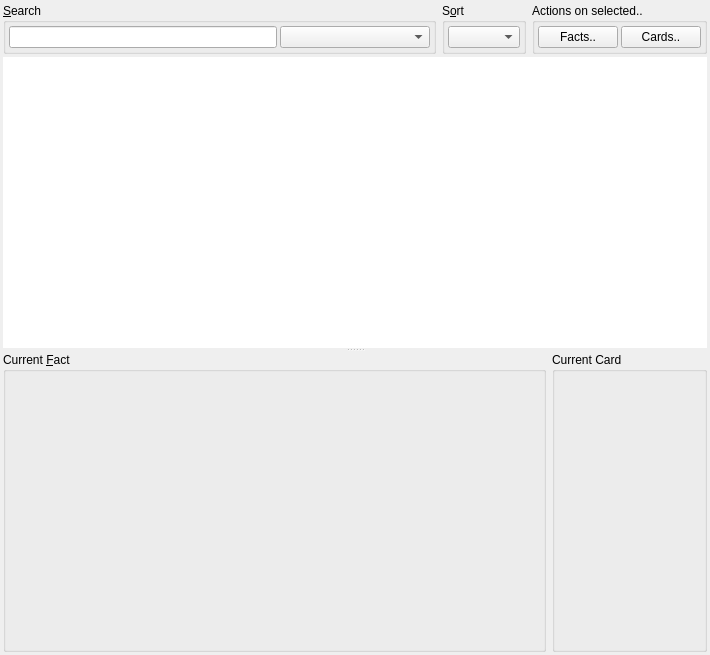
The window that designer/cardlist.ui (ludiosarchive/anki) describes before a commit, drawn with Qt 5.
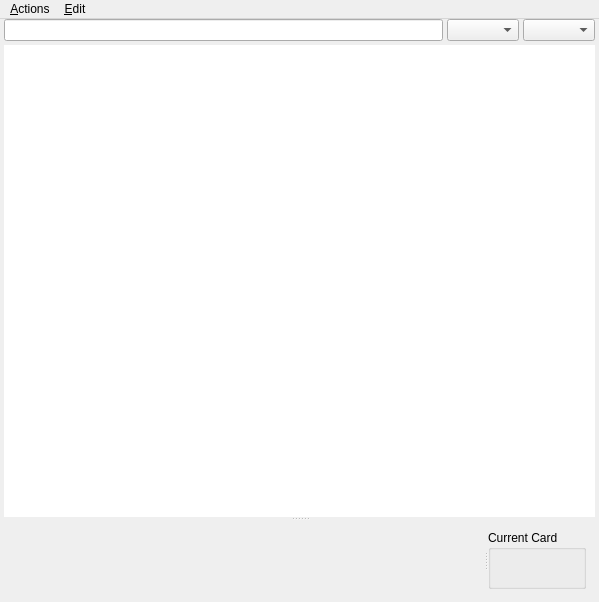
The same window after the commit. Icons and pictures are not drawn.

Patch:
```diff
--- a/designer/cardlist.ui
+++ b/designer/cardlist.ui
@@ -1,43 +1,46 @@
 <ui version="4.0" >
- <class>EditDeck</class>
- <widget class="QDialog" name="EditDeck" >
-  <property name="windowModality" >
-   <enum>Qt::NonModal</enum>
-  </property>
+ <class>MainWindow</class>
+ <widget class="QMainWindow" name="MainWindow" >
   <property name="geometry" >
    <rect>
     <x>0</x>
     <y>0</y>
-    <width>710</width>
-    <height>655</height>
+    <width>599</width>
+    <height>602</height>
    </rect>
   </property>
   <property name="windowTitle" >
    <string>Anki - Edit Deck</string>
   </property>
-  <property name="windowIcon" >
-   <iconset resource="../icons.qrc" >:/icons/view_text.png</iconset>
-  </property>
-  <layout class="QVBoxLayout" >
+  <widget class="QWidget" name="centralwidget" >
+   <property name="geometry" >
+    <rect>
+     <x>0</x>
+     <y>23</y>
+     <width>599</width>
+     <height>579</height>
+    </rect>
+   </property>
+   <layout class="QVBoxLayout" name="verticalLayout" >
    <property name="spacing" >
-    <number>3</number>
+     <number>0</number>
    </property>
    <property name="leftMargin" >
-    <number>3</number>
+     <number>4</number>
    </property>
    <property name="topMargin" >
-    <number>3</number>
+     <number>0</number>
    </property>
    <property name="rightMargin" >
-    <number>3</number>
+     <number>4</number>
    </property>
    <property name="bottomMargin" >
-    <number>3</number>
+     <number>4</number>
    </property>
    <item>
-    <layout class="QHBoxLayout" >
+     <layout class="QHBoxLayout" name="hlayout1" >
      <property name="spacing" >
-      <number>6</number>
+       <number>4</number>
      </property>
      <property name="leftMargin" >
       <number>0</number>
@@ -49,40 +52,7 @@
       <number>0</number>
      </property>
      <property name="bottomMargin" >
-      <number>0</number>
-     </property>
-     <item>
-      <widget class="QGroupBox" name="searchGroup" >
-       <property name="sizePolicy" >
-        <sizepolicy vsizetype="Minimum" hsizetype="Preferred" >
-         <horstretch>0</horstretch>
-         <verstretch>0</verstretch>
-        </sizepolicy>
-       </property>
-       <property name="minimumSize" >
-        <size>
-         <width>400</width>
-         <height>0</height>
-        </size>
-       </property>
-       <property name="title" >
-        <string>&amp;Search</string>
-       </property>
-       <layout class="QHBoxLayout" >
-        <property name="spacing" >
-         <number>3</number>
-        </property>
-        <property name="leftMargin" >
-         <number>3</number>
-        </property>
-        <property name="topMargin" >
-         <number>3</number>
-        </property>
-        <property name="rightMargin" >
-         <number>3</number>
-        </property>
-        <property name="bottomMargin" >
-         <number>3</number>
+       <number>4</number>
         </property>
         <item>
          <widget class="QLineEdit" name="filterEdit" >
@@ -92,96 +62,12 @@
          </widget>
         </item>
         <item>
-         <widget class="QComboBox" name="tagList" >
-          <property name="minimumSize" >
-           <size>
-            <width>150</width>
-            <height>0</height>
-           </size>
-          </property>
-         </widget>
-        </item>
-       </layout>
-      </widget>
-     </item>
-     <item>
-      <widget class="QGroupBox" name="sortGroup" >
-       <property name="title" >
-        <string>S&amp;ort</string>
-       </property>
-       <layout class="QHBoxLayout" >
-        <property name="spacing" >
-         <number>3</number>
-        </property>
-        <property name="leftMargin" >
-         <number>3</number>
-        </property>
-        <property name="topMargin" >
-         <number>3</number>
-        </property>
-        <property name="rightMargin" >
-         <number>3</number>
-        </property>
-        <property name="bottomMargin" >
-         <number>3</number>
-        </property>
+       <widget class="QComboBox" name="tagList" />
+      </item>
         <item>
          <widget class="QComboBox" name="sortBox" />
         </item>
        </layout>
-      </widget>
-     </item>
-     <item>
-      <widget class="QGroupBox" name="groupBox" >
-       <property name="title" >
-        <string>Actions on selected..</string>
-       </property>
-       <layout class="QHBoxLayout" >
-        <property name="spacing" >
-         <number>3</number>
-        </property>
-        <property name="leftMargin" >
-         <number>3</number>
-        </property>
-        <property name="topMargin" >
-         <number>3</number>
-        </property>
-        <property name="rightMargin" >
-         <number>3</number>
-        </property>
-        <property name="bottomMargin" >
-         <number>3</number>
-        </property>
-        <item>
-         <widget class="QPushButton" name="factsButton" >
-          <property name="text" >
-           <string>Facts..</string>
-          </property>
-          <property name="icon" >
-           <iconset resource="../icons.qrc" >:/icons/Anki_Fact.png</iconset>
-          </property>
-          <property name="autoDefault" >
-           <bool>false</bool>
-          </property>
-         </widget>
-        </item>
-        <item>
-         <widget class="QPushButton" name="cardsButton" >
-          <property name="text" >
-           <string>Cards..</string>
-          </property>
-          <property name="icon" >
-           <iconset resource="../icons.qrc" >:/icons/Anki_Card.png</iconset>
-          </property>
-          <property name="autoDefault" >
-           <bool>false</bool>
-          </property>
-         </widget>
-        </item>
-       </layout>
-      </widget>
-     </item>
-    </layout>
    </item>
    <item>
     <widget class="QSplitter" name="splitter" >
@@ -233,82 +119,86 @@
       <property name="frameShadow" >
        <enum>QFrame::Raised</enum>
       </property>
-      <layout class="QVBoxLayout" >
-       <property name="spacing" >
-        <number>0</number>
-       </property>
-       <property name="leftMargin" >
-        <number>0</number>
-       </property>
-       <property name="topMargin" >
-        <number>0</number>
-       </property>
-       <property name="rightMargin" >
-        <number>0</number>
-       </property>
-       <property name="bottomMargin" >
-        <number>0</number>
-       </property>
+       <layout class="QVBoxLayout" name="verticalLayout_2" >
        <item>
-        <layout class="QGridLayout" >
-         <property name="leftMargin" >
-          <number>0</number>
-         </property>
-         <property name="topMargin" >
-          <number>0</number>
-         </property>
-         <property name="rightMargin" >
-          <number>0</number>
-         </property>
-         <property name="bottomMargin" >
-          <number>0</number>
-         </property>
-         <property name="horizontalSpacing" >
-          <number>6</number>
-         </property>
-         <property name="verticalSpacing" >
-          <number>6</number>
-         </property>
-         <item row="0" column="1" >
+         <widget class="QSplitter" name="splitter2" >
+          <property name="orientation" >
+           <enum>Qt::Horizontal</enum>
+          </property>
+          <widget class="QWidget" native="1" name="fieldsArea" >
+           <property name="sizePolicy" >
+            <sizepolicy vsizetype="Expanding" hsizetype="Preferred" >
+             <horstretch>7</horstretch>
+             <verstretch>2</verstretch>
+            </sizepolicy>
+           </property>
+          </widget>
           <widget class="QGroupBox" name="cardInfoGroup" >
-           <property name="sizePolicy" >
-            <sizepolicy vsizetype="Expanding" hsizetype="Preferred" >
-             <horstretch>2</horstretch>
-             <verstretch>2</verstretch>
-            </sizepolicy>
-           </property>
-           <property name="minimumSize" >
-            <size>
-             <width>0</width>
-             <height>300</height>
-            </size>
-           </property>
            <property name="title" >
             <string>Current Card</string>
            </property>
-          </widget>
-         </item>
-         <item row="0" column="0" >
-          <widget class="QGroupBox" name="fieldsArea" >
-           <property name="sizePolicy" >
-            <sizepolicy vsizetype="Expanding" hsizetype="Preferred" >
-             <horstretch>7</horstretch>
-             <verstretch>2</verstretch>
-            </sizepolicy>
-           </property>
-           <property name="title" >
-            <string>Current &amp;Fact</string>
-           </property>
+           <layout class="QVBoxLayout" name="verticalLayout_4" >
+            <property name="spacing" >
+             <number>0</number>
+            </property>
+            <property name="margin" >
+             <number>4</number>
+            </property>
+            <item>
+             <widget class="QLabel" name="cardLabel" >
+              <property name="text" >
+               <string/>
+              </property>
+              <property name="alignment" >
+               <set>Qt::AlignLeading|Qt::AlignLeft|Qt::AlignTop</set>
+              </property>
           </widget>
          </item>
         </layout>
+          </widget>
+         </widget>
        </item>
       </layout>
      </widget>
     </widget>
    </item>
   </layout>
-  <action name="action_Delete_card" >
+  </widget>
+  <widget class="QMenuBar" name="menubar" >
+   <property name="geometry" >
+    <rect>
+     <x>0</x>
+     <y>0</y>
+     <width>599</width>
+     <height>23</height>
+    </rect>
+   </property>
+   <widget class="QMenu" name="menuEdit" >
+    <property name="title" >
+     <string>&amp;Edit</string>
+    </property>
+    <addaction name="actionUndo" />
+    <addaction name="actionRedo" />
+    <addaction name="separator" />
+    <addaction name="actionSelectAll" />
+    <addaction name="actionSelectFacts" />
+   </widget>
+   <widget class="QMenu" name="menuActions" >
+    <property name="title" >
+     <string>&amp;Actions</string>
+    </property>
+    <addaction name="actionAddTag" />
+    <addaction name="actionDeleteTag" />
+    <addaction name="separator" />
+    <addaction name="actionAddCards" />
+    <addaction name="separator" />
+    <addaction name="actionResetProgress" />
+    <addaction name="actionDelete" />
+   </widget>
+   <addaction name="menuActions" />
+   <addaction name="menuEdit" />
+  </widget>
+  <action name="actionDelete" >
    <property name="icon" >
     <iconset resource="../icons.qrc" >:/icons/editdelete.png</iconset>
    </property>
```
Left out of the diff: 88 changed lines with no effect on the pictures. Lines whose indentation alone changed are shown as unchanged.
